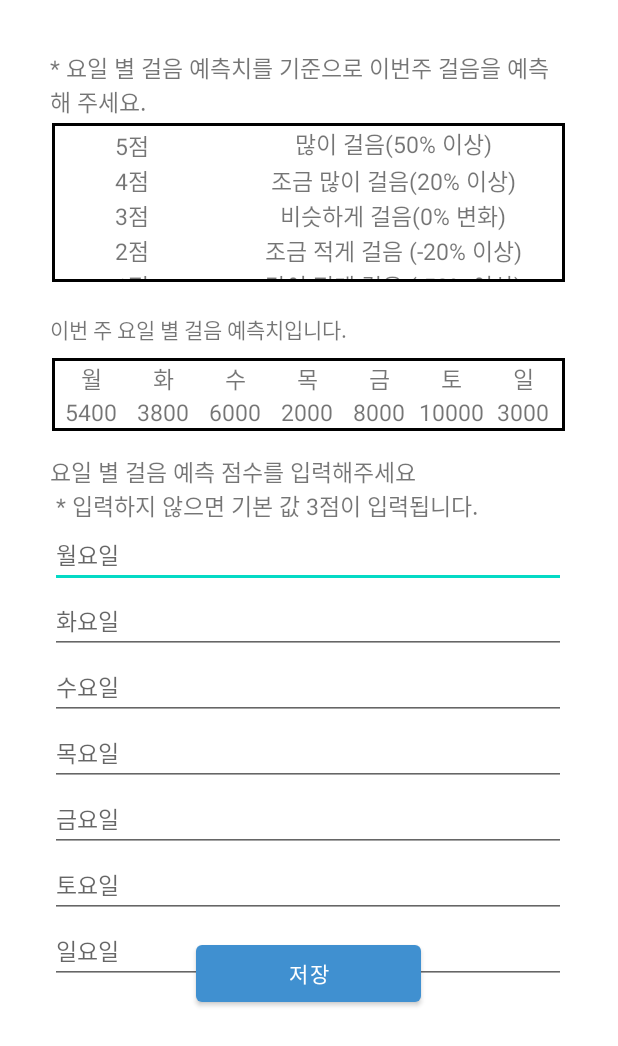
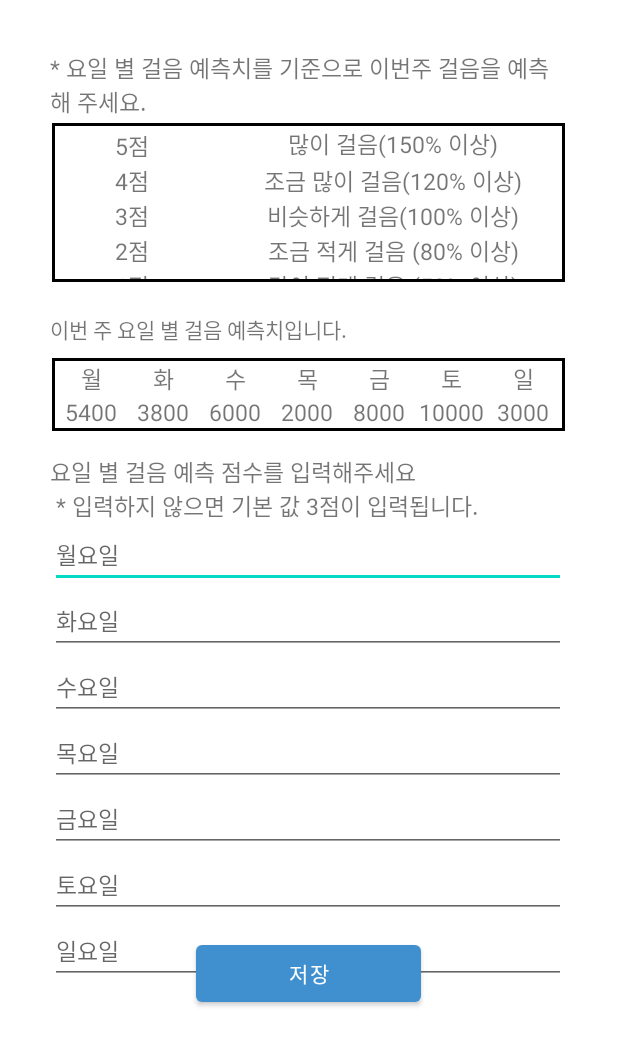
Before and after one commit to CSID-DGU/2022-2-CECD4-CBJ-2, an Android app: the CustomDialogActivity screen opened directly, with no data from a screen before it, on a phone screen of 412 x 824 dp. Shown: the top 1046 px of the screen. Run offline under Robolectric (Android 15) with nearby library versions, the phone set to English and light mode, and no system bars; 1 statement that could not run was skipped.

Commit message:
전체적인 코드 테스트 진행하면서 수정

```diff
--- a/frontend/trailer/app/src/main/res/layout/activity_custom_dialog.xml
+++ b/frontend/trailer/app/src/main/res/layout/activity_custom_dialog.xml
@@ -70,7 +70,7 @@
                         android:layout_width="245dp"
                         android:layout_height="wrap_content"
                         android:gravity="center"
-                        android:text="많이 걸음(50% 이상)"
+                        android:text="많이 걸음(150% 이상)"
                         android:textSize="15sp" />
                 </TableRow>
                 <TableRow
@@ -91,7 +91,7 @@
                         android:layout_width="245dp"
                         android:layout_height="wrap_content"
                         android:gravity="center"
-                        android:text="조금 많이 걸음(20% 이상)"
+                        android:text="조금 많이 걸음(120% 이상)"
                         android:textSize="15sp" />
                 </TableRow>
                 <TableRow
@@ -112,7 +112,7 @@
                         android:layout_width="245dp"
                         android:layout_height="wrap_content"
                         android:gravity="center"
-                        android:text="비슷하게 걸음(0% 변화)"
+                        android:text="비슷하게 걸음(100% 이상)"
                         android:textSize="15sp" />
                 </TableRow>
                 <TableRow
@@ -133,7 +133,7 @@
                         android:layout_width="245dp"
                         android:layout_height="wrap_content"
                         android:gravity="center"
-                        android:text="조금 적게 걸음 (-20% 이상)"
+                        android:text="조금 적게 걸음 (80% 이상)"
                         android:textSize="15sp" />
                 </TableRow>
                 <TableRow
@@ -154,7 +154,7 @@
                         android:layout_width="245dp"
                         android:layout_height="wrap_content"
                         android:gravity="center"
-                        android:text="많이 적게 걸음 (-50% 이상)"
+                        android:text="많이 적게 걸음 (50% 이상)"
                         android:textSize="15sp" />
                 </TableRow>
             </TableLayout>
--- a/frontend/trailer/app/src/main/res/layout/activity_join.xml
+++ b/frontend/trailer/app/src/main/res/layout/activity_join.xml
@@ -141,7 +141,7 @@
                 android:layout_marginTop="20dp"
                 android:background="@drawable/spinner_background_custom"
                 />
-
+            <!--
             <EditText
                 android:id="@+id/join_homeAddress"
                 android:layout_width="300dp"
@@ -165,6 +165,7 @@
                 android:maxLines="1"
                 android:singleLine="true"
                 android:textColorHint="#FFA0A0A0" />
+                -->
 
             <TableLayout
                 android:id="@+id/join_category"
```
Also changed, not shown: frontend/trailer/app/src/main/java/cbj/trailer/activity/JoinActivity.java (+8 -3 lines).
